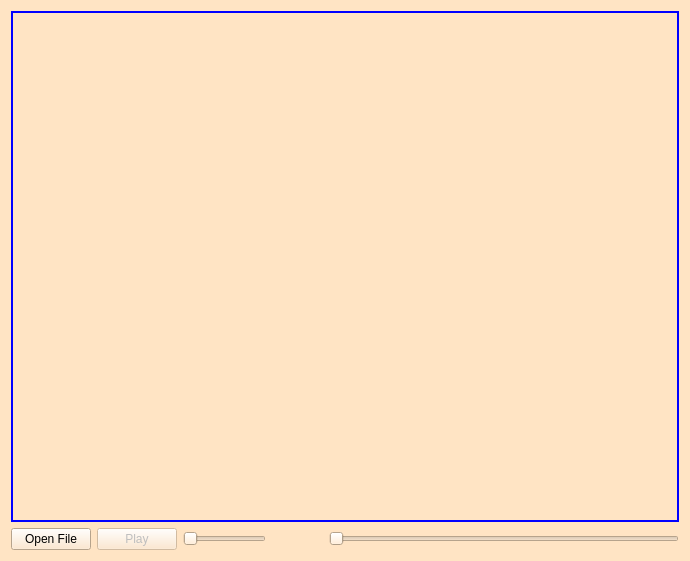
The window that TestCodes/AudioVideoPlayer/VideoPlayer/player.ui (ahmedfahad04/SPL-2) describes before a commit, drawn with Qt 5.
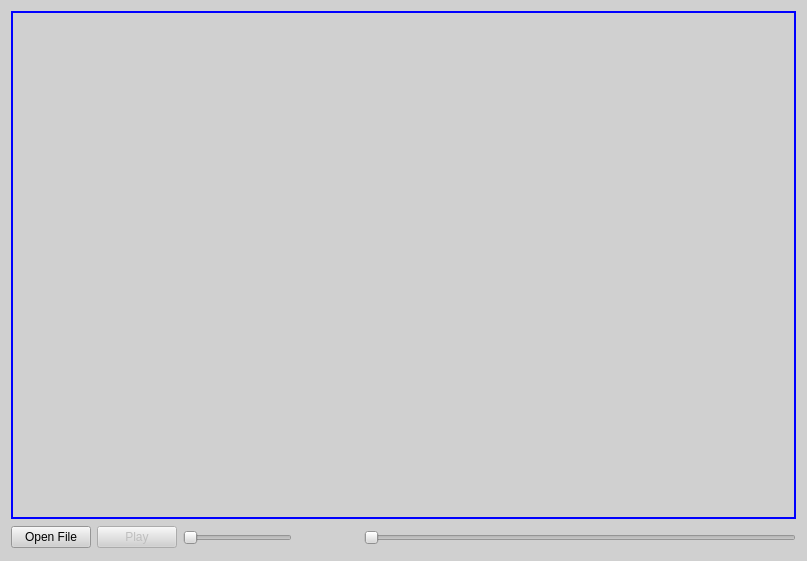
The same window after the commit.

Commit message: video player updated

The edit to the form file:
```diff
--- a/TestCodes/AudioVideoPlayer/VideoPlayer/player.ui
+++ b/TestCodes/AudioVideoPlayer/VideoPlayer/player.ui
@@ -6,7 +6,7 @@
    <rect>
     <x>0</x>
     <y>0</y>
-    <width>690</width>
+    <width>807</width>
     <height>561</height>
    </rect>
   </property>
@@ -20,40 +20,27 @@
    <string>Form</string>
   </property>
   <property name="styleSheet">
-   <string notr="true">background-color: bisque;</string>
+   <string notr="true">background-color: rgb(208, 208, 208);</string>
   </property>
-  <layout class="QVBoxLayout" name="verticalLayout_2">
-   <item>
-    <layout class="QVBoxLayout" name="verticalLayout">
-     <item>
-      <widget class="QFrame" name="video_window">
-       <property name="minimumSize">
-        <size>
-         <width>600</width>
-         <height>500</height>
-        </size>
-       </property>
+  <layout class="QGridLayout" name="gridLayout">
+   <item row="0" column="0" colspan="5">
+    <widget class="QLabel" name="video_label">
        <property name="styleSheet">
         <string notr="true">border: 2px solid blue;</string>
        </property>
-       <property name="frameShape">
-        <enum>QFrame::StyledPanel</enum>
-       </property>
-       <property name="frameShadow">
-        <enum>QFrame::Raised</enum>
+     <property name="text">
+      <string/>
        </property>
       </widget>
      </item>
-     <item>
-      <layout class="QHBoxLayout" name="horizontalLayout">
-       <item>
+   <item row="1" column="0">
         <widget class="QPushButton" name="openfile">
          <property name="text">
           <string>Open File</string>
          </property>
         </widget>
        </item>
-       <item>
+   <item row="1" column="1">
         <widget class="QPushButton" name="playBtn">
          <property name="enabled">
           <bool>false</bool>
@@ -66,27 +53,42 @@
          </property>
         </widget>
        </item>
-       <item>
+   <item row="1" column="2">
         <widget class="QSlider" name="volume_Slider">
+     <property name="minimumSize">
+      <size>
+       <width>109</width>
+       <height>25</height>
+      </size>
+     </property>
+     <property name="maximumSize">
+      <size>
+       <width>109</width>
+       <height>25</height>
+      </size>
+     </property>
          <property name="orientation">
           <enum>Qt::Horizontal</enum>
          </property>
         </widget>
        </item>
-       <item>
+   <item row="1" column="3">
         <spacer name="horizontalSpacer">
          <property name="orientation">
           <enum>Qt::Horizontal</enum>
          </property>
+     <property name="sizeType">
+      <enum>QSizePolicy::Fixed</enum>
+     </property>
          <property name="sizeHint" stdset="0">
           <size>
-           <width>58</width>
+       <width>60</width>
            <height>20</height>
           </size>
          </property>
         </spacer>
        </item>
-       <item>
+   <item row="1" column="4">
         <widget class="QSlider" name="horizontalSlider">
          <property name="minimumSize">
           <size>
@@ -98,10 +100,6 @@
           <enum>Qt::Horizontal</enum>
          </property>
         </widget>
-       </item>
-      </layout>
-     </item>
-    </layout>
    </item>
   </layout>
  </widget>
```
Lines whose indentation alone changed are shown as unchanged. The commit also changes 40 other files.
